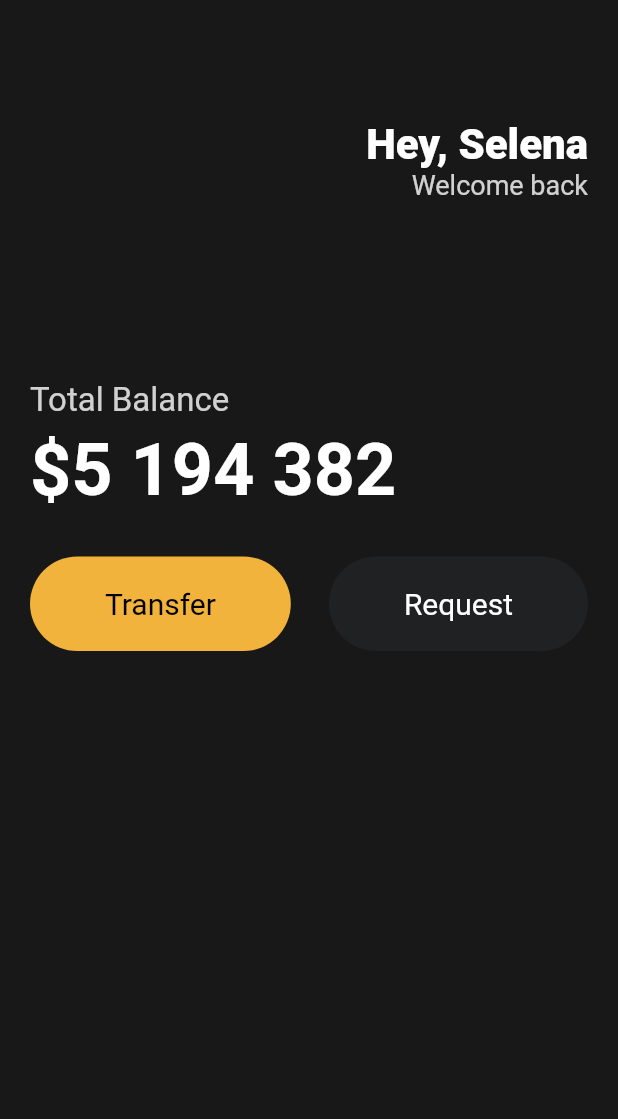
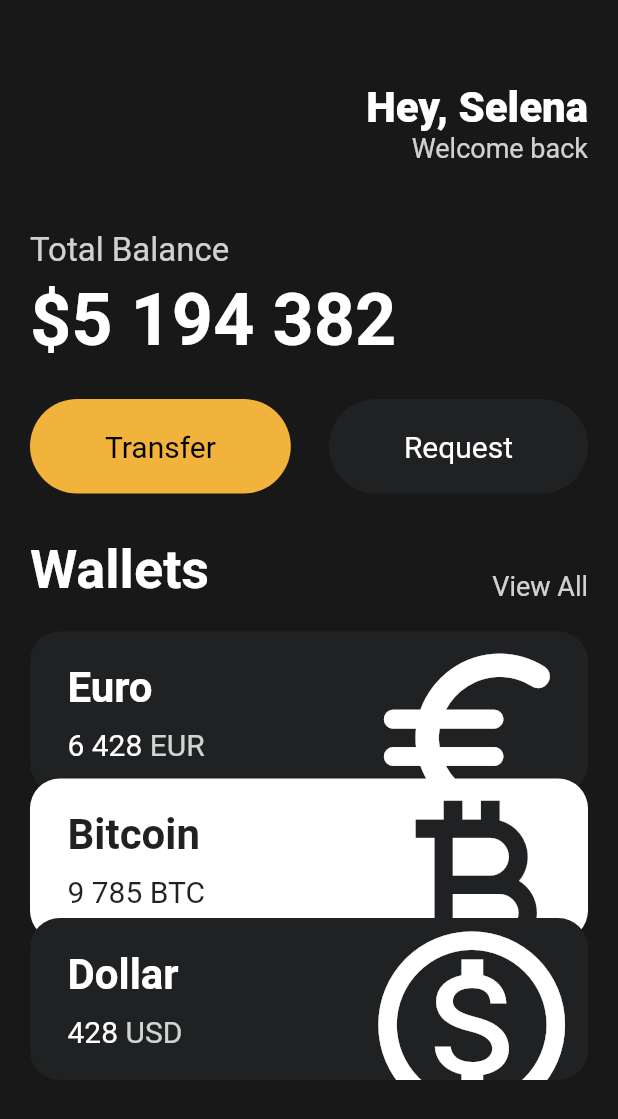
Before and after one commit to DonggyuJin/basic-flutter, a Flutter app: the screen it shows after launch, on a phone screen of 412 x 824 dp. Shown: the top 1119 px of the screen. Run offline on Flutter 3.47's test engine with Material 2 defaults, Android fonts, the phone set to English and light mode, and no system bars.

Commit message:
add card widget

```diff
--- a/lib/main.dart
+++ b/lib/main.dart
@@ -1,12 +1,8 @@
 import 'package:flutter/material.dart';
 import 'package:toonflix/widgets/Button.dart';
-
-class Player {
-  String name = 'test';
-}
+import 'package:toonflix/widgets/currency_card.dart';
 
 void main() {
-  var test = Player();
   runApp(App());
 }
 
@@ -16,7 +12,8 @@ class App extends StatelessWidget {
     return MaterialApp(
       home: Scaffold(
         backgroundColor: const Color(0xFF181818),
-        body: Padding(
+        body: SingleChildScrollView(
+          child: Padding(
             padding: const EdgeInsets.symmetric(
               horizontal: 20,
             ),
@@ -30,7 +27,7 @@ class App extends StatelessWidget {
                       crossAxisAlignment: CrossAxisAlignment.end,
                       children: [
                         const SizedBox(
-                        height: 80,
+                          height: 55,
                         ),
                         const Text(
                           'Hey, Selena',
@@ -52,7 +49,7 @@ class App extends StatelessWidget {
                   ],
                 ),
                 const SizedBox(
-                height: 120,
+                  height: 45,
                 ),
                 Text(
                   'Total Balance',
@@ -73,7 +70,7 @@ class App extends StatelessWidget {
                   ),
                 ),
                 const SizedBox(
-                height: 30,
+                  height: 25,
                 ),
                 Row(
                   mainAxisAlignment: MainAxisAlignment.spaceBetween,
@@ -90,7 +87,59 @@ class App extends StatelessWidget {
                     ),
                   ],
                 ),
+                const SizedBox(
+                  height: 30,
+                ),
+                Row(
+                  crossAxisAlignment: CrossAxisAlignment.end,
+                  mainAxisAlignment: MainAxisAlignment.spaceBetween,
+                  children: [
+                    const Text(
+                      'Wallets',
+                      style: TextStyle(
+                        color: Colors.white,
+                        fontSize: 36,
+                        fontWeight: FontWeight.w600,
+                      ),
+                    ),
+                    Text(
+                      'View All',
+                      style: TextStyle(
+                        color: Colors.white.withOpacity(0.8),
+                        fontSize: 18,
+                      ),
+                    ),
                   ],
+                ),
+                const SizedBox(
+                  height: 20,
+                ),
+                const CurrencyCard(
+                  name: 'Euro',
+                  code: 'EUR',
+                  amount: '6 428',
+                  icon: Icons.euro_rounded,
+                  isInverted: false,
+                  order: 0,
+                ),
+                const CurrencyCard(
+                  name: 'Bitcoin',
+                  code: 'BTC',
+                  amount: '9 785',
+                  icon: Icons.currency_bitcoin,
+                  isInverted: true,
+                  order: 1,
+                ),
+                const CurrencyCard(
+                  name: 'Dollar',
+                  code: 'USD',
+                  amount: '428',
+                  icon: Icons.monetization_on_outlined,
+                  isInverted: false,
+                  order: 2.5,
+                ),
+              ],
+            ),
           ),
         ),
       ),
--- /dev/null
+++ b/lib/widgets/currency_card.dart
@@ -0,0 +1,98 @@
+import 'package:flutter/material.dart';
+
+class CurrencyCard extends StatelessWidget {
+  final String name, code, amount;
+  final IconData icon;
+  final bool isInverted;
+  final double order;
+
+  final _blackColor = const Color(0xFF1F2123);
+
+  const CurrencyCard({
+    super.key,
+    required this.name,
+    required this.code,
+    required this.amount,
+    required this.icon,
+    required this.isInverted,
+    required this.order,
+  });
+
+  @override
+  Widget build(BuildContext context) {
+    return Transform.translate(
+      offset: Offset(
+        0,
+        order * -10,
+      ),
+      child: Container(
+        clipBehavior: Clip.hardEdge,
+        decoration: BoxDecoration(
+          color: isInverted ? Colors.white : _blackColor,
+          borderRadius: BorderRadius.circular(20),
+        ),
+        child: Padding(
+          padding: const EdgeInsets.symmetric(vertical: 10, horizontal: 25),
+          child: Row(
+            mainAxisAlignment: MainAxisAlignment.spaceBetween,
+            children: [
+              Column(
+                crossAxisAlignment: CrossAxisAlignment.start,
+                children: [
+                  Text(
+                    name,
+                    style: TextStyle(
+                      color: isInverted ? _blackColor : Colors.white,
+                      fontSize: 28,
+                      fontWeight: FontWeight.w600,
+                    ),
+                  ),
+                  const SizedBox(
+                    height: 10,
+                  ),
+                  Row(
+                    children: [
+                      Text(
+                        amount,
+                        style: TextStyle(
+                          color: isInverted ? _blackColor : Colors.white,
+                          fontSize: 20,
+                        ),
+                      ),
+                      const SizedBox(
+                        width: 5,
+                      ),
+                      Text(
+                        code,
+                        style: TextStyle(
+                          color: isInverted
+                              ? _blackColor
+                              : Colors.white.withOpacity(0.8),
+                          fontSize: 20,
+                        ),
+                      ),
+                    ],
+                  ),
+                ],
+              ),
+              Transform.scale(
+                scale: 1.7,
+                child: Transform.translate(
+                  offset: const Offset(
+                    -5,
+                    10,
+                  ),
+                  child: Icon(
+                    icon,
+                    color: isInverted ? _blackColor : Colors.white,
+                    size: 88,
+                  ),
+                ),
+              ),
+            ],
+          ),
+        ),
+      ),
+    );
+  }
+}
```
Lines whose indentation alone changed are shown as unchanged.
